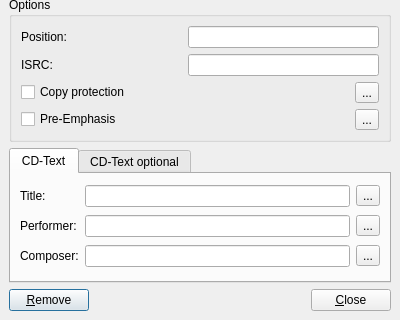
Above: src/traverso/ui/MarkerDialog.ui from ErwanLegrand/Traverso-DAW before the change; both pictures show x 0 to 400 and y 238 to 558 of the 400 by 558 pixel window. Below: the same form after it.
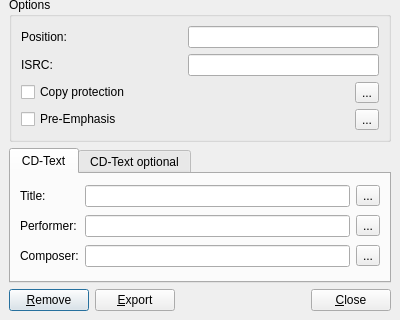
That is the form after the change. Icons and pictures are not drawn.

Commit message: various fixes to markers

The edit to the form file:
```diff
--- a/src/traverso/ui/MarkerDialog.ui
+++ b/src/traverso/ui/MarkerDialog.ui
@@ -332,6 +332,13 @@
        </property>
       </widget>
      </item>
+     <item>
+      <widget class="QPushButton" name="pushButtonExport" >
+       <property name="text" >
+        <string>&amp;Export</string>
+       </property>
+      </widget>
+     </item>
      <item>
       <spacer>
        <property name="orientation" >
```
The commit also changes 6 other files.
